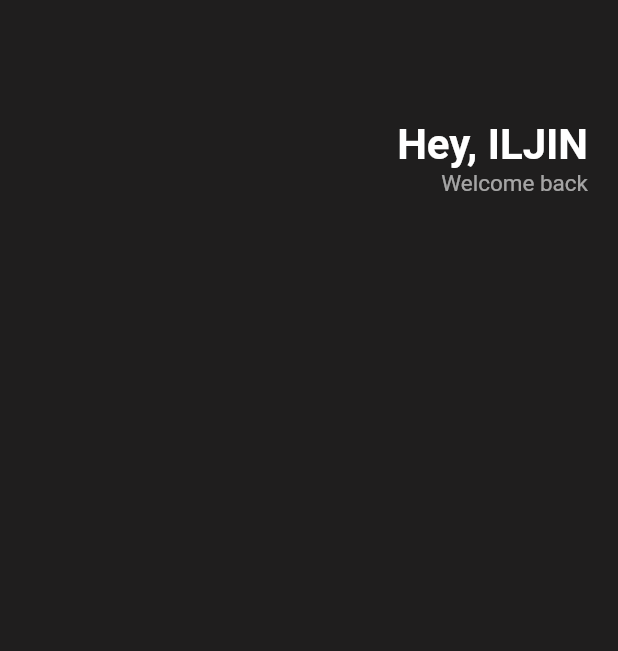
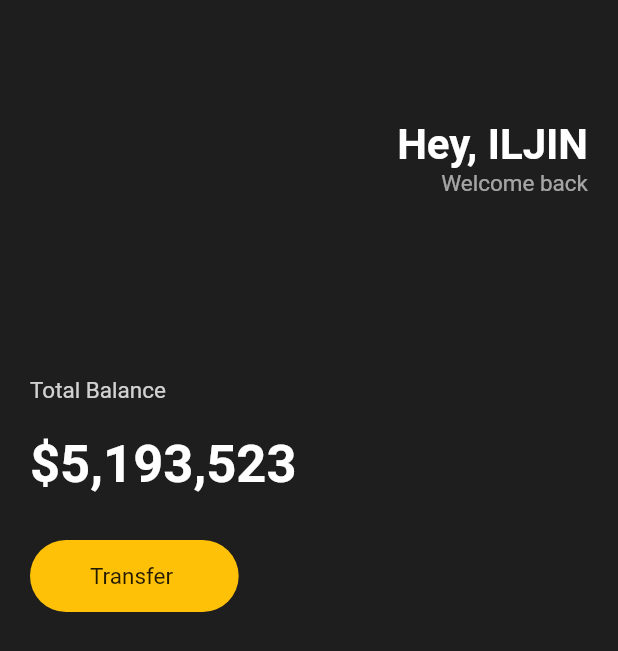
Before and after one commit to beyondsteps/Toonflix, a Flutter app: the screen it shows after launch, on a phone screen of 412 x 824 dp. Shown: the top 651 px of the screen. Run offline on Flutter 3.47's test engine with Material 2 defaults, Android fonts, the phone set to English and light mode, and no system bars.

Commit message:
learned about setting for flutter and basic setting for main page

```diff
--- a/lib/main.dart
+++ b/lib/main.dart
@@ -1,20 +1,23 @@
 import 'package:flutter/material.dart';
 
 void main() {
-  runApp(App());
+  runApp(const App());
 }
 
 class App extends StatelessWidget {
+  const App({super.key});
+
   @override
   Widget build(BuildContext context) {
     return MaterialApp(
       home: Scaffold(
-          backgroundColor: Color.fromARGB(255, 31, 30, 30),
+          backgroundColor: const Color.fromARGB(255, 31, 30, 30),
           body: Padding(
-            padding: EdgeInsets.symmetric(horizontal: 20),
+            padding: const EdgeInsets.symmetric(horizontal: 20),
             child: Column(
+              crossAxisAlignment: CrossAxisAlignment.start,
               children: [
-                SizedBox(
+                const SizedBox(
                   height: 80,
                 ),
                 Row(
@@ -23,7 +26,7 @@ class App extends StatelessWidget {
                     Column(
                       crossAxisAlignment: CrossAxisAlignment.end,
                       children: [
-                        Text(
+                        const Text(
                           'Hey, ILJIN',
                           style: TextStyle(
                             color: Colors.white,
@@ -42,7 +45,53 @@ class App extends StatelessWidget {
                       ],
                     ),
                   ],
-                )
+                ),
+                const SizedBox(
+                  height: 120,
+                ),
+                Text(
+                  'Total Balance',
+                  style: TextStyle(
+                    color: Colors.white.withOpacity(0.8),
+                    fontSize: 15,
+                  ),
+                ),
+                const SizedBox(
+                  height: 20,
+                ),
+                Text(
+                  '\$5,193,523 ',
+                  style: TextStyle(
+                    fontWeight: FontWeight.w600,
+                    color: Colors.white.withOpacity(1),
+                    fontSize: 35,
+                  ),
+                ),
+                const SizedBox(
+                  height: 30,
+                ),
+                Row(
+                  children: [
+                    Container(
+                      decoration: BoxDecoration(
+                        color: Colors.amber,
+                        borderRadius: BorderRadius.circular(30),
+                      ),
+                      child: const Padding(
+                        padding: EdgeInsets.symmetric(
+                          vertical: 15,
+                          horizontal: 40,
+                        ),
+                        child: Text(
+                          'Transfer ',
+                          style: TextStyle(
+                            fontSize: 15,
+                          ),
+                        ),
+                      ),
+                    ),
+                  ],
+                ),
               ],
             ),
           )),
```
